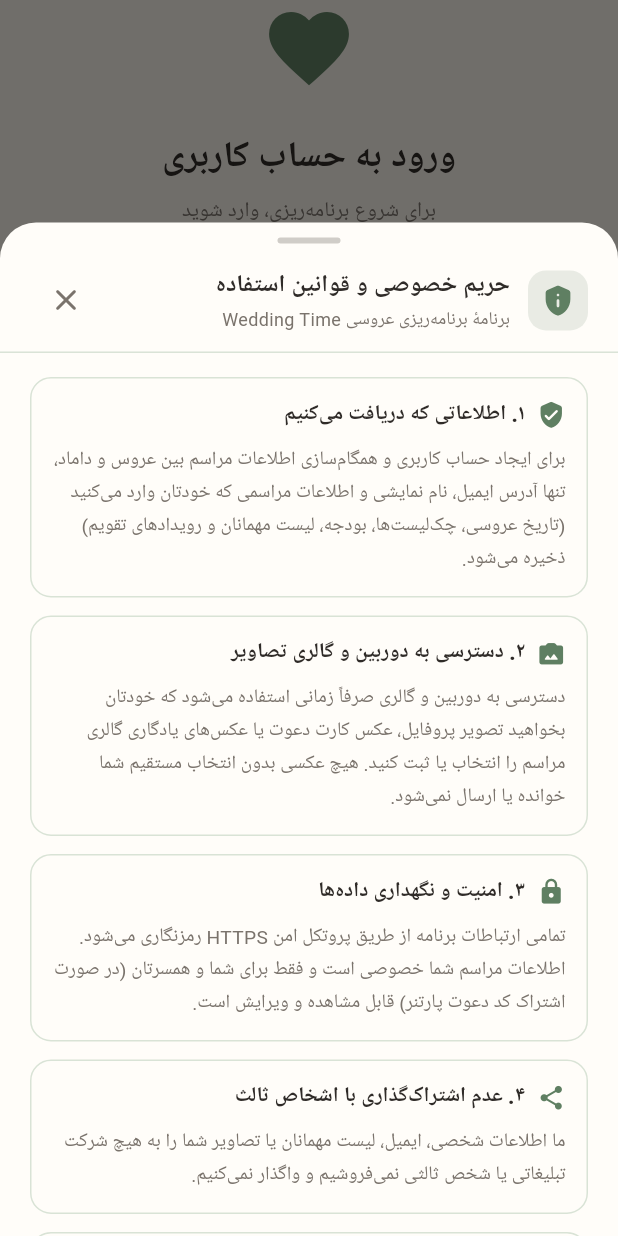
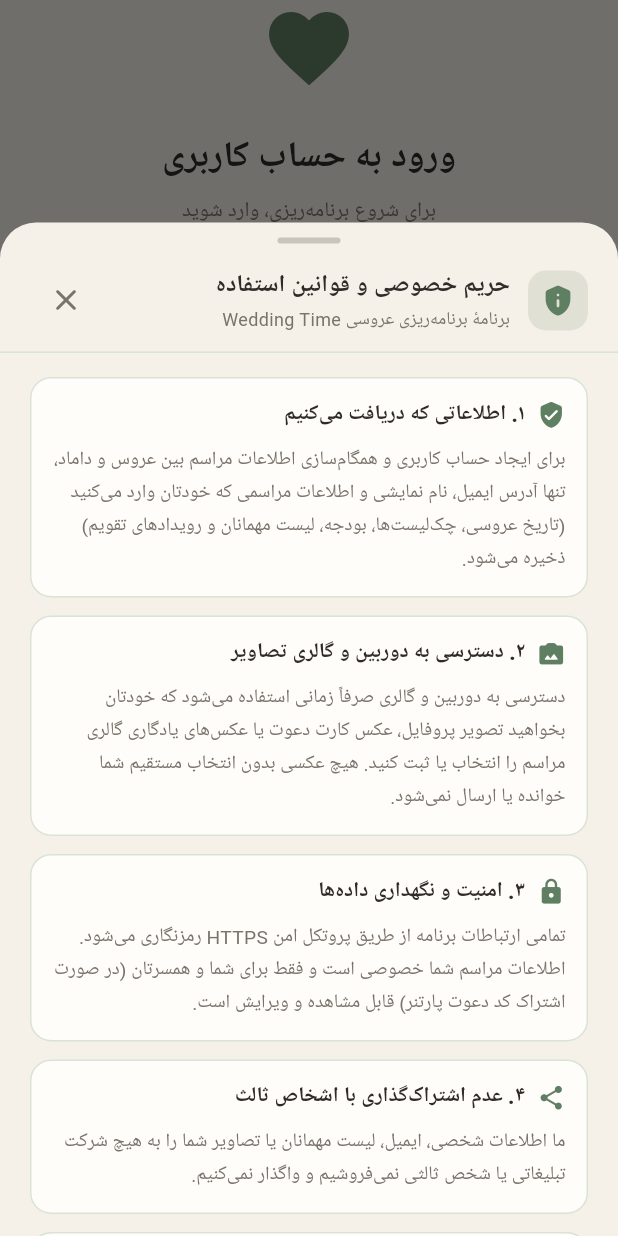
Before and after one commit to OpsyCore/wedding-time-app, a Flutter app: the screen it shows after launch, scrolled down 80 dp, after a tap on "حریم خصوصی و قوانین استفاده", on a phone screen of 412 x 824 dp. Run offline on Flutter 3.47's test engine with Material 3 defaults, Android fonts, the phone set to English and light mode, and no system bars; our stand-ins replace cached_network_image, cloud_firestore, firebase_auth, firebase_core, image_picker, just_audio and 6 more; missing offline and left inert: audio_session, dart:html; accounts and stored records are empty; Roboto replaces fonts that are missing (Estedad); statements that could not run were skipped; project files that could hold a hidden picture were left out.

Commit message:
fix(theme): use AppTok.background instead of non-existent AppTok.surface
Co-authored-by: arena-agent <297053741+arena-agent@users.noreply.github.com>

```diff
--- a/lib/screens/profile_screen.dart
+++ b/lib/screens/profile_screen.dart
@@ -652,7 +652,7 @@ class _ProfileScreenState extends State<ProfileScreen> {
     final confirmed = await showDialog<bool>(
       context: context,
       builder: (ctx) {
-        final surface = AppTok.surface(ctx);
+        final surface = AppTok.background(ctx);
         final text = AppTok.text(ctx);
         final textSoft = AppTok.textSoft(ctx);
         final card = AppTok.card(ctx);
--- a/lib/widgets/privacy_policy_sheet.dart
+++ b/lib/widgets/privacy_policy_sheet.dart
@@ -12,7 +12,7 @@ class PrivacyPolicySheet extends StatelessWidget {
     return showModalBottomSheet<void>(
       context: context,
       isScrollControlled: true,
-      backgroundColor: AppTok.surface(context),
+      backgroundColor: AppTok.background(context),
       shape: const RoundedRectangleBorder(
         borderRadius: BorderRadius.vertical(top: Radius.circular(24)),
       ),
```
